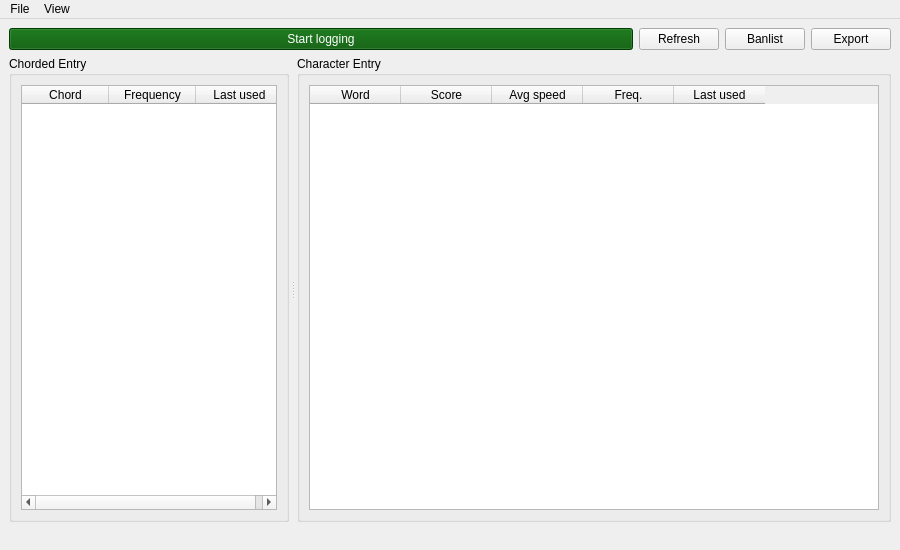
Above: ui/MainWindow.ui from CharaChorder/nexus before the change. Below: the same form after it.
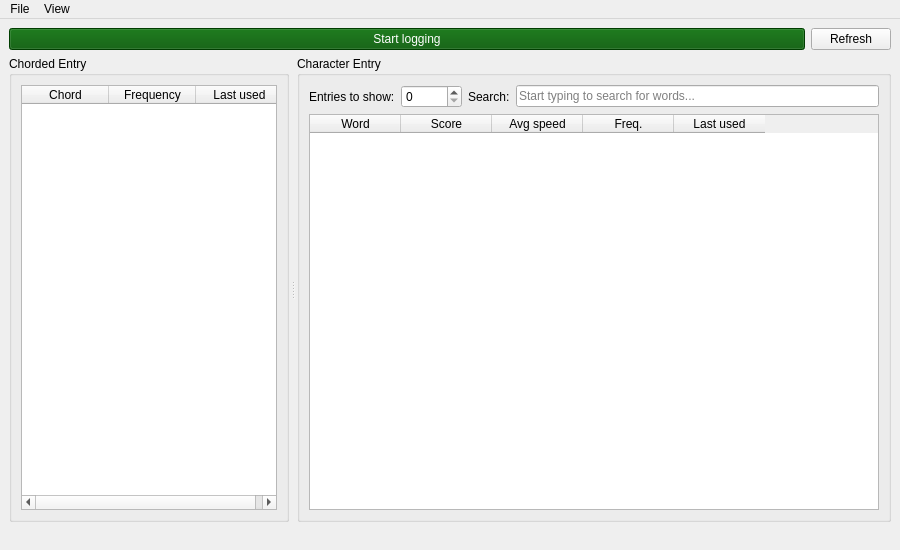
That is the form after the change.

Commit message:
Enable filtering number of entries and searching for (parts of) words (#53)
* Enable filtering number of entries

* Search, auto-refresh, sort CLI options

Patch:
```diff
--- a/ui/MainWindow.ui
+++ b/ui/MainWindow.ui
@@ -22,7 +22,7 @@
    </property>
    <layout class="QVBoxLayout" name="verticalLayout" stretch="0,1">
     <item>
-     <layout class="QHBoxLayout" name="toolbar" stretch="1,0,0,0">
+     <layout class="QHBoxLayout" name="toolbar" stretch="1,0">
       <item>
        <widget class="QPushButton" name="startStopButton">
         <property name="palette">
@@ -242,20 +242,6 @@
         </property>
        </widget>
       </item>
-      <item>
-       <widget class="QPushButton" name="banlistButton">
-        <property name="text">
-         <string>Banlist</string>
-        </property>
-       </widget>
-      </item>
-      <item>
-       <widget class="QPushButton" name="exportButton">
-        <property name="text">
-         <string>Export</string>
-        </property>
-       </widget>
-      </item>
      </layout>
     </item>
     <item>
@@ -348,6 +334,65 @@
         <string>Character Entry</string>
        </property>
        <layout class="QVBoxLayout" name="verticalLayout_3">
+        <item>
+         <layout class="QHBoxLayout" name="horizontalLayout" stretch="0,0,0,1">
+          <item>
+           <widget class="QLabel" name="entries_label">
+            <property name="text">
+             <string>Entries to show:</string>
+            </property>
+           </widget>
+          </item>
+          <item>
+           <widget class="QSpinBox" name="entries_input">
+            <property name="toolTip">
+             <string>Enter 0 to show all entries</string>
+            </property>
+            <property name="suffix">
+             <string/>
+            </property>
+            <property name="maximum">
+             <number>10000</number>
+            </property>
+            <property name="singleStep">
+             <number>0</number>
+            </property>
+            <property name="stepType">
+             <enum>QAbstractSpinBox::AdaptiveDecimalStepType</enum>
+            </property>
+            <property name="value">
+             <number>0</number>
+            </property>
+            <property name="displayIntegerBase">
+             <number>10</number>
+            </property>
+           </widget>
+          </item>
+          <item>
+           <widget class="QLabel" name="search_label">
+            <property name="text">
+             <string>Search:</string>
+            </property>
+           </widget>
+          </item>
+          <item>
+           <widget class="QLineEdit" name="search_input">
+            <property name="inputMask">
+             <string/>
+            </property>
+            <property name="text">
+             <string/>
+            </property>
+            <property name="placeholderText">
+             <string>Start typing to search for words...</string>
+            </property>
+            <property name="clearButtonEnabled">
+             <bool>true</bool>
+            </property>
+           </widget>
+          </item>
+         </layout>
+        </item>
         <item>
          <widget class="QTableWidget" name="chentryTable">
           <property name="sizePolicy">
@@ -359,6 +404,9 @@
           <property name="editTriggers">
            <set>QAbstractItemView::NoEditTriggers</set>
           </property>
+          <property name="alternatingRowColors">
+           <bool>false</bool>
+          </property>
           <property name="selectionBehavior">
            <enum>QAbstractItemView::SelectRows</enum>
           </property>
```
Left out of the diff: 23 changed lines with no effect on the pictures. The commit also changes 7 other files.
